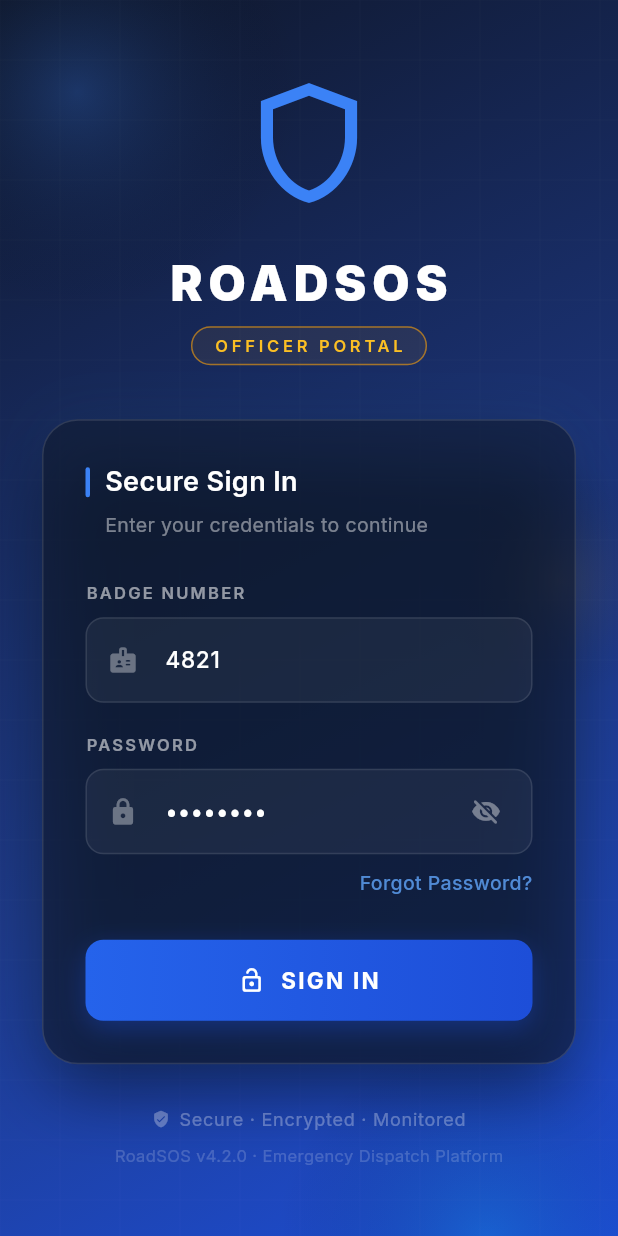
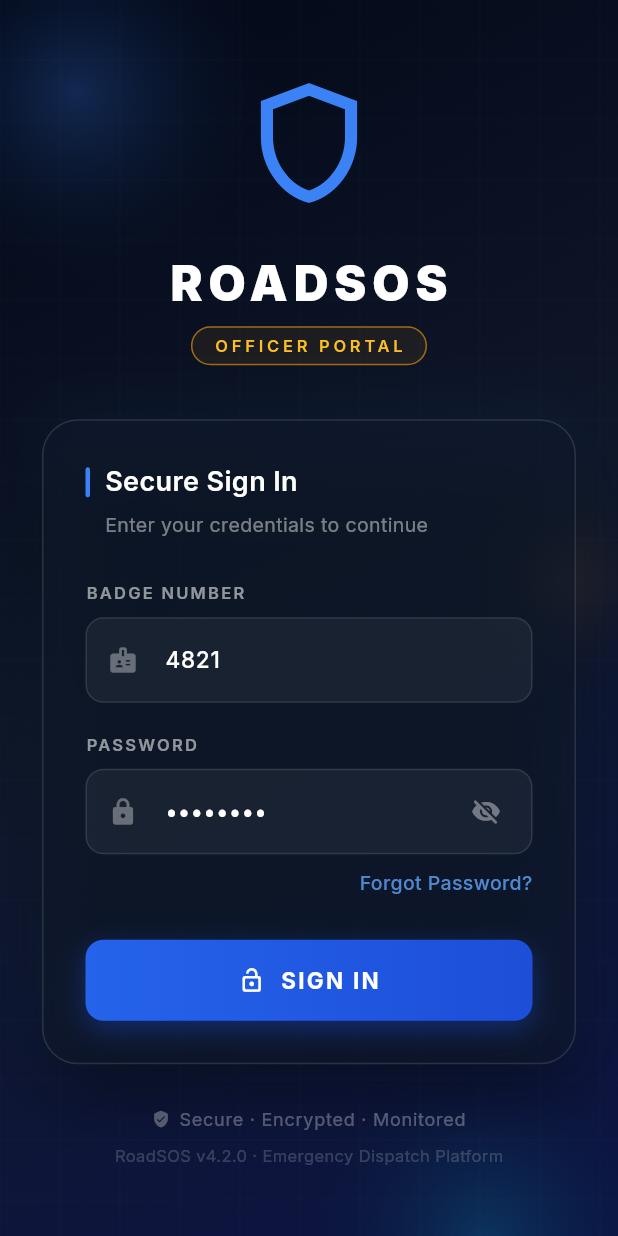
Before and after one commit to Ezhil948/RoadSOS, a Flutter app: the screen it shows after launch, on a phone screen of 412 x 824 dp. Run offline on Flutter 3.47's test engine with Material 3 defaults, Android fonts, the phone set to English and light mode, and no system bars; our stand-ins replace audioplayers, connectivity_plus, dio, firebase_auth, firebase_core, fl_chart and 13 more; accounts and stored records are empty.

Commit message:
fix(ui): revert login background to dark and remove white scrollbar line

```diff
--- a/officer_mobile_app/lib/features/auth/login_screen.dart
+++ b/officer_mobile_app/lib/features/auth/login_screen.dart
@@ -148,11 +148,11 @@ class _LoginScreenState extends State<LoginScreen>
                 begin: Alignment.topLeft,
                 end: Alignment.bottomRight,
                 colors: [
-                  Color(0xFF0F172A), // Dark Navy
-                  Color(0xFF1E3A8A), // Deep Blue
-                  Color(0xFF1D4ED8), // Blue 700
+                  Color(0xFF020817), // Near black
+                  Color(0xFF0F172A), // Slate 900
+                  Color(0xFF0C1445), // Deep navy
                 ],
-                stops: [0.0, 0.6, 1.0],
+                stops: [0.0, 0.5, 1.0],
               ),
             ),
           ),
@@ -194,7 +194,9 @@ class _LoginScreenState extends State<LoginScreen>
           // ── Main content ────────────────────────────────────────────────
           SafeArea(
             child: Center(
-              child: SingleChildScrollView(
+              child: ScrollConfiguration(
+                behavior: ScrollConfiguration.of(context).copyWith(scrollbars: false),
+                child: SingleChildScrollView(
                 padding: const EdgeInsets.symmetric(horizontal: 28, vertical: 32),
                 child: Column(
                   mainAxisAlignment: MainAxisAlignment.center,
```
